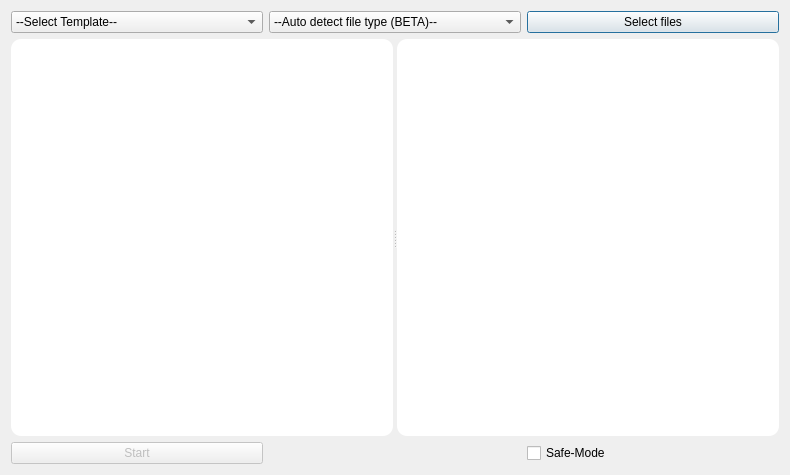
Before: the Qt Designer form mainwindow.ui in SchnJulian/AutoHeader, drawn with Qt 5.
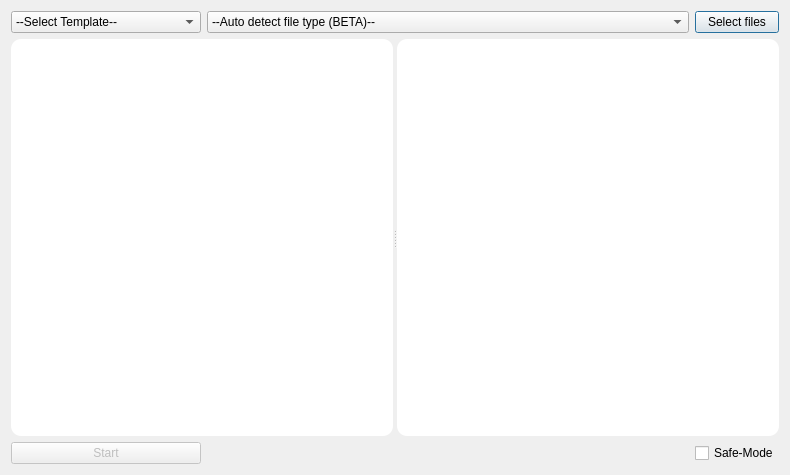
After: the same form once the commit is applied. Icons and pictures are not drawn.

Commit message: Changed checkbox for safe-mode

Diff of the .ui file:
```diff
--- a/mainwindow.ui
+++ b/mainwindow.ui
@@ -255,6 +255,19 @@
       </property>
      </widget>
     </item>
+    <item row="2" column="1">
+     <spacer name="horizontalSpacer">
+      <property name="orientation">
+       <enum>Qt::Horizontal</enum>
+      </property>
+      <property name="sizeHint" stdset="0">
+       <size>
+        <width>40</width>
+        <height>20</height>
+       </size>
+      </property>
+     </spacer>
+    </item>
    </layout>
   </widget>
   <widget class="QMenuBar" name="menuBar">
```
The commit also changes 7 other files.
